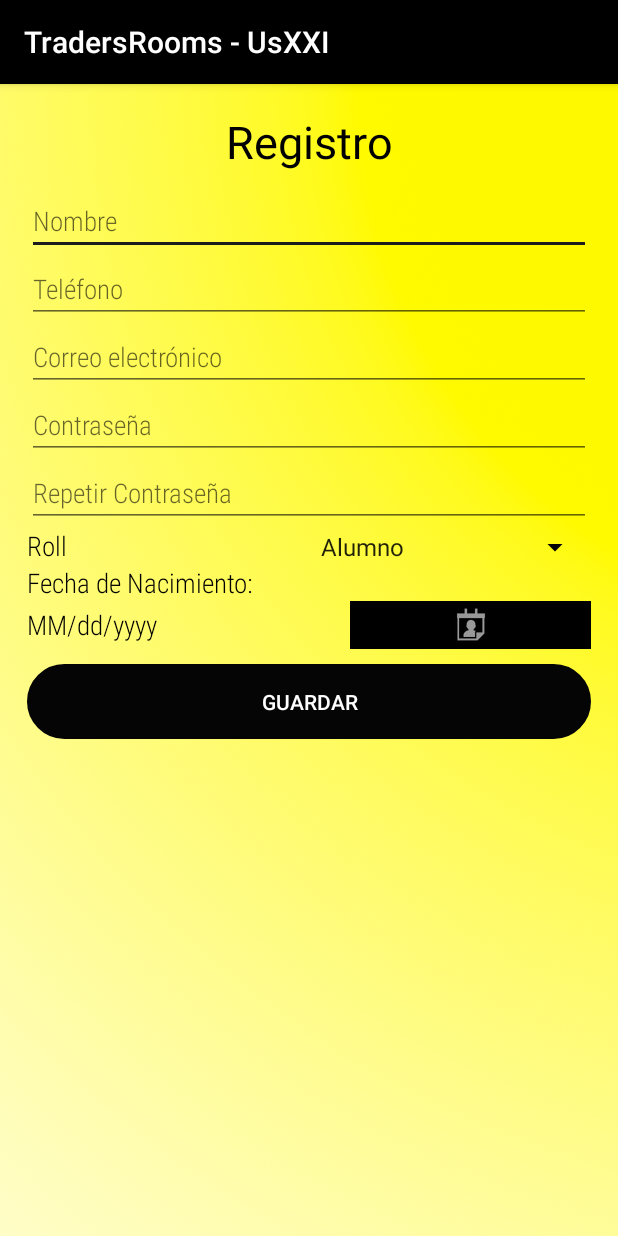
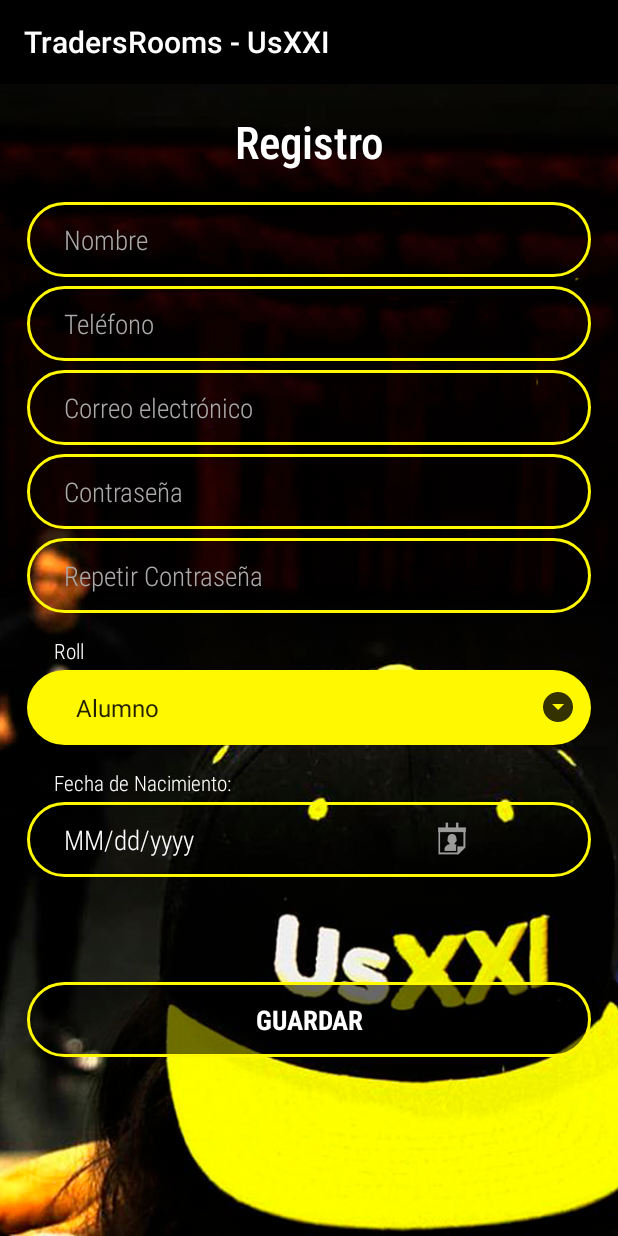
Before and after one commit to santiagocorrea6/TradersRoom, an Android app: the screen it shows after launch (RegistroActivity), after a tap on "REGÍSTRATE", on a phone screen of 412 x 824 dp. Run offline under Robolectric (Android 15) with nearby library versions, the phone set to English and light mode, and no system bars; our stand-ins replace Firebase (no records; nobody signed in at launch, a user with empty details on screens opened directly); 1 other tap on this screen came first.

Commit message:
Se modificó el diseño del splash y la actividad - registro

```diff
--- a/app/src/main/java/com/proyect/tradersroom/RegistroActivity.kt
+++ b/app/src/main/java/com/proyect/tradersroom/RegistroActivity.kt
@@ -6,7 +6,9 @@ import android.content.Intent
 import android.os.Bundle
 import android.util.Log
 import android.util.Patterns
+import android.widget.ArrayAdapter
 import android.widget.DatePicker
+import android.widget.Spinner
 import android.widget.Toast
 import androidx.appcompat.app.AppCompatActivity
 import com.google.firebase.auth.FirebaseAuth
@@ -63,7 +65,10 @@ class RegistroActivity : AppCompatActivity() {
             val correo = et_correo.text.toString()
             val contrasena = et_contrasena.text.toString()
             val rep_contrasena = et_contrasena2.text.toString()
+
+
             var roll = sp_roll.selectedItem.toString()
+
 
             val passLength: Int = stringLengthFunc("$contrasena")
 
--- /dev/null
+++ b/app/src/main/res/drawable/ovalo2.xml
@@ -0,0 +1,21 @@
+<?xml version="1.0" encoding="utf-8"?>
+<shape xmlns:android="http://schemas.android.com/apk/res/android"
+    android:shape="rectangle">
+    <size
+        android:width="150dp"
+        android:height="50dp"></size>
+
+    <corners android:radius="50dp"></corners>
+
+
+    <solid android:color="@color/common_google_signin_btn_text_light_focused"/>
+
+    <stroke
+        android:width="3px"
+        android:color="@color/AmarilloUsXXI">
+    </stroke>
+
+    <padding android:left="25sp"/>
+    <padding android:right="25sp"/>
+
+</shape>
--- /dev/null
+++ b/app/src/main/res/drawable/style_spinner3.xml
@@ -0,0 +1,25 @@
+<?xml version="1.0" encoding="utf-8"?>
+<selector xmlns:android="http://schemas.android.com/apk/res/android">
+    <item>
+        <layer-list>
+            <item>
+                <shape android:shape="rectangle">
+                    <solid android:color="@color/AmarilloUsXXI"/>
+                    <corners android:radius="50dp"/>
+                    <padding android:right="10dp"/>
+                    <padding android:left="25sp"/>
+
+                    <size
+                        android:width="150dp"
+                        android:height="50dp"></size>
+                </shape>
+            </item>
+            <item>
+                <bitmap android:src="@drawable/ic_down1" android:gravity="center|end"/>
+
+            </item>
+
+        </layer-list>
+    </item>
+
+</selector>
--- a/app/src/main/res/layout/activity_login.xml
+++ b/app/src/main/res/layout/activity_login.xml
@@ -44,6 +44,7 @@
                 android:fontFamily="sans-serif-condensed"
                 android:text="@string/iniciarsesion"
                 android:textColor="@android:color/black"
+                android:textSize="18sp"
                 android:textStyle="bold"
                 app:layout_constraintEnd_toEndOf="parent"
                 app:layout_constraintHorizontal_bias="0.495"
@@ -60,6 +61,7 @@
                 android:fontFamily="sans-serif-condensed"
                 android:text="@string/registrate"
                 android:textColor="@color/white"
+                android:textSize="18sp"
                 android:textStyle="bold"
                 app:layout_constraintEnd_toEndOf="parent"
                 app:layout_constraintStart_toStartOf="parent"
--- a/app/src/main/res/layout/activity_registro.xml
+++ b/app/src/main/res/layout/activity_registro.xml
@@ -1,134 +1,152 @@
 <?xml version="1.0" encoding="utf-8"?>
 
-<ScrollView xmlns:android="http://schemas.android.com/apk/res/android"
+<LinearLayout xmlns:android="http://schemas.android.com/apk/res/android"
     xmlns:app="http://schemas.android.com/apk/res-auto"
     xmlns:tools="http://schemas.android.com/tools"
     android:layout_width="match_parent"
+    android:layout_height="match_parent"
+    android:layout_margin="0dp"
+    android:background="@drawable/fondoregistro1">
+
+    <ScrollView
+        android:layout_width="match_parent"
+        android:layout_height="match_parent">
+
+        <LinearLayout
+            android:layout_width="match_parent"
             android:layout_height="wrap_content"
-    android:layout_margin="0dp"
-    android:background="@drawable/fondo2">
+            android:orientation="vertical">
 
             <LinearLayout
                 android:layout_width="match_parent"
                 android:layout_height="wrap_content"
                 android:layout_margin="18sp"
-        android:background="@drawable/ic_launcher_background"
-        android:orientation="vertical"
-        tools:context=".RegistroActivity">
+                android:orientation="vertical">
 
                 <TextView
                     android:id="@+id/textView2"
                     android:layout_width="match_parent"
                     android:layout_height="wrap_content"
                     android:layout_weight="1"
+                    android:fontFamily="sans-serif-condensed-light"
                     android:text="@string/registro"
                     android:textAlignment="center"
-            android:textColor="@color/black"
-            android:textSize="30sp" />
+                    android:textColor="@color/white"
+                    android:textSize="30sp"
+                    android:textStyle="bold" />
 
                 <EditText
                     android:id="@+id/et_nombre"
                     android:layout_width="match_parent"
                     android:layout_height="wrap_content"
-            android:layout_marginTop="10dp"
+                    android:layout_marginTop="20dp"
                     android:layout_weight="1"
+                    android:background="@drawable/ovalo"
                     android:ems="10"
                     android:fontFamily="sans-serif-condensed-light"
                     android:hint="@string/nombre"
                     android:inputType="textPersonName"
-            android:textColor="@color/black" />
+                    android:textColor="@color/white"
+                    android:textColorHint="@android:color/darker_gray" />
 
                 <EditText
                     android:id="@+id/et_telefono"
                     android:layout_width="match_parent"
                     android:layout_height="wrap_content"
+                    android:layout_marginTop="6dp"
                     android:layout_weight="1"
+                    android:background="@drawable/ovalo"
                     android:ems="10"
                     android:fontFamily="sans-serif-condensed-light"
                     android:hint="@string/telefono"
                     android:inputType="number"
-            android:textColor="@color/black" />
+                    android:textColor="@color/white"
+                    android:textColorHint="@android:color/darker_gray" />
 
                 <EditText
                     android:id="@+id/et_correo"
                     android:layout_width="match_parent"
                     android:layout_height="wrap_content"
+                    android:layout_marginTop="6dp"
                     android:layout_weight="1"
+                    android:background="@drawable/ovalo"
                     android:ems="10"
                     android:fontFamily="sans-serif-condensed-light"
                     android:hint="@string/Correo"
                     android:inputType="textEmailAddress"
-            android:textColor="@color/black" />
+                    android:textColor="@color/white"
+                    android:textColorHint="@android:color/darker_gray" />
 
                 <EditText
                     android:id="@+id/et_contrasena"
                     android:layout_width="match_parent"
                     android:layout_height="wrap_content"
+                    android:layout_marginTop="6dp"
                     android:layout_weight="1"
+                    android:background="@drawable/ovalo"
                     android:ems="10"
                     android:fontFamily="sans-serif-condensed-light"
                     android:hint="@string/contrasena"
                     android:inputType="textPassword"
-            android:textColor="@color/black" />
+                    android:textColor="@color/white"
+                    android:textColorHint="@android:color/darker_gray" />
 
                 <EditText
                     android:id="@+id/et_contrasena2"
                     android:layout_width="match_parent"
                     android:layout_height="wrap_content"
                     android:layout_gravity="center_vertical"
+                    android:layout_marginTop="6dp"
                     android:layout_weight="1"
+                    android:background="@drawable/ovalo"
                     android:ems="10"
                     android:fontFamily="sans-serif-condensed-light"
                     android:hint="@string/recontra"
                     android:inputType="textPassword"
-            android:textColor="@color/black" />
-
-        <LinearLayout
-            android:layout_width="match_parent"
-            android:layout_height="match_parent"
-            android:layout_weight="1"
-            android:orientation="horizontal"/>
-
-        <LinearLayout
-            android:layout_width="match_parent"
-            android:layout_height="match_parent"
-            android:layout_weight="1"
-            android:orientation="horizontal">
+                    android:textColor="@color/white"
+                    android:textColorHint="@android:color/darker_gray" />
 
                 <TextView
                     android:id="@+id/textView3"
                     android:layout_width="match_parent"
                     android:layout_height="wrap_content"
+                    android:layout_marginLeft="18dp"
+                    android:layout_marginTop="15dp"
                     android:layout_weight="1"
                     android:fontFamily="sans-serif-condensed-light"
                     android:text="Roll"
-                android:textColor="@color/black"
-                android:textSize="18sp" />
+                    android:textColor="@color/white"
+                    android:textSize="14sp" />
 
                 <Spinner
                     android:id="@+id/sp_roll"
+                    style="@android:style/Widget.Spinner.DropDown"
                     android:layout_width="match_parent"
                     android:layout_height="wrap_content"
+                    android:layout_marginTop="3dp"
                     android:layout_weight="1"
-                android:backgroundTint="#020202"
+                    android:background="@drawable/style_spinner3"
                     android:entries="@array/lista_roll" />
-
-        </LinearLayout>
 
                 <TextView
                     android:id="@+id/tv_fecha_nacimiento_lb"
                     android:layout_width="match_parent"
                     android:layout_height="wrap_content"
+                    android:layout_marginLeft="18dp"
+                    android:layout_marginTop="15dp"
                     android:layout_weight="1"
                     android:fontFamily="sans-serif-condensed-light"
                     android:text="@string/fecha_nacimiento_lb"
-            android:textColor="@android:color/background_dark"
-            android:textSize="18sp" />
+                    android:textColor="@android:color/white"
+                    android:textSize="14sp" />
 
                 <LinearLayout
                     android:layout_width="match_parent"
                     android:layout_height="match_parent"
+                    android:layout_marginTop="3dp"
                     android:layout_weight="1"
+                    android:background="@drawable/ovalo"
+                    android:gravity="center_vertical"
                     android:orientation="horizontal">
 
                     <TextView
@@ -139,7 +157,7 @@
                         android:layout_weight="1"
                         android:fontFamily="sans-serif-condensed-light"
                         android:text="@string/fecha_nacimiento"
-                android:textColor="@android:color/background_dark"
+                        android:textColor="@android:color/white"
                         android:textSize="18sp" />
 
                     <ImageButton
@@ -147,7 +165,7 @@
                         android:layout_width="wrap_content"
                         android:layout_height="wrap_content"
                         android:layout_weight="1"
-                android:background="@android:color/background_dark"
+                        android:background="@color/cardview_shadow_end_color"
                         app:srcCompat="@android:drawable/ic_menu_my_calendar" />
 
                 </LinearLayout>
@@ -156,12 +174,14 @@
                     android:id="@+id/bt_registrar"
                     android:layout_width="match_parent"
                     android:layout_height="wrap_content"
-            android:layout_marginTop="10dp"
+                    android:layout_marginTop="70dp"
                     android:layout_weight="1"
-            android:background="@drawable/ovalo"
-            android:backgroundTint="#050505"
+                    android:background="@drawable/ovalo2"
+                    android:fontFamily="sans-serif-condensed"
                     android:text="@string/guardar"
-            android:textColor="#FFFFFF" />
+                    android:textColor="@color/white"
+                    android:textSize="18sp"
+                    android:textStyle="bold" />
 
                 <TextView
                     android:id="@+id/tv_resultado"
@@ -173,4 +193,7 @@
                     android:textSize="18sp" />
 
             </LinearLayout>
+        </LinearLayout>
     </ScrollView>
+
+</LinearLayout>
--- a/app/src/main/res/layout/activity_splash.xml
+++ b/app/src/main/res/layout/activity_splash.xml
@@ -4,28 +4,5 @@
     xmlns:tools="http://schemas.android.com/tools"
     android:layout_width="match_parent"
     android:layout_height="match_parent"
-    android:background="#000000"
-    tools:context=".SplashActivity">
-
-    <ImageView
-        android:id="@+id/imageView"
-        android:layout_width="wrap_content"
-        android:layout_height="wrap_content"
-        android:layout_marginBottom="260dp"
-        app:layout_constraintBottom_toBottomOf="parent"
-        app:layout_constraintEnd_toEndOf="parent"
-        app:layout_constraintHorizontal_bias="0.497"
-        app:layout_constraintStart_toStartOf="parent"
-        app:srcCompat="@drawable/logotradersroom" />
-
-    <ImageView
-        android:id="@+id/imageView2"
-        android:layout_width="wrap_content"
-        android:layout_height="wrap_content"
-        app:layout_constraintBottom_toTopOf="@+id/imageView"
-        app:layout_constraintEnd_toEndOf="parent"
-        app:layout_constraintStart_toStartOf="parent"
-        app:layout_constraintTop_toTopOf="parent"
-        app:layout_constraintVertical_bias="0.944"
-        app:srcCompat="@drawable/icono" />
-</androidx.constraintlayout.widget.ConstraintLayout>
+    android:background="@drawable/splash"
+    tools:context=".SplashActivity" />
```
Also changed, not shown: app/src/main/res/drawable-hdpi/ic_down1.png (added), app/src/main/res/drawable-mdpi/ic_down1.png (added), app/src/main/res/drawable-xhdpi/ic_down1.png (added), app/src/main/res/drawable-xxhdpi/ic_down1.png (added), app/src/main/res/drawable/fondoregistro1.png (added), app/src/main/res/drawable/splash.png (added), 1 other file. Lines whose indentation alone changed are shown as unchanged.
